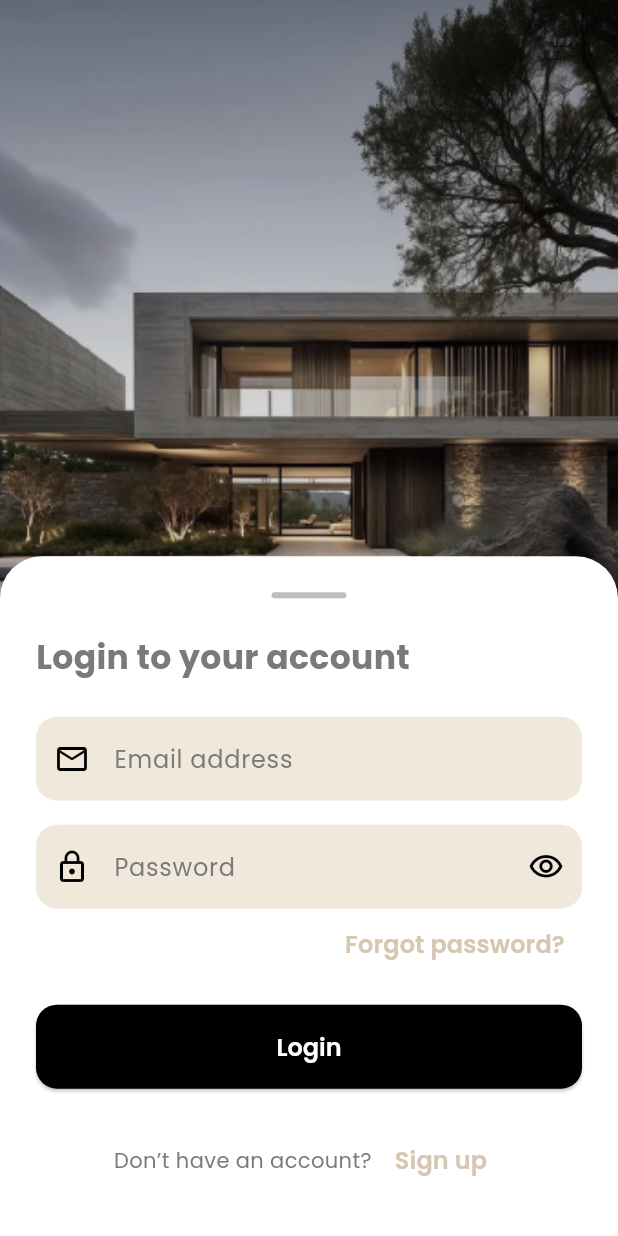
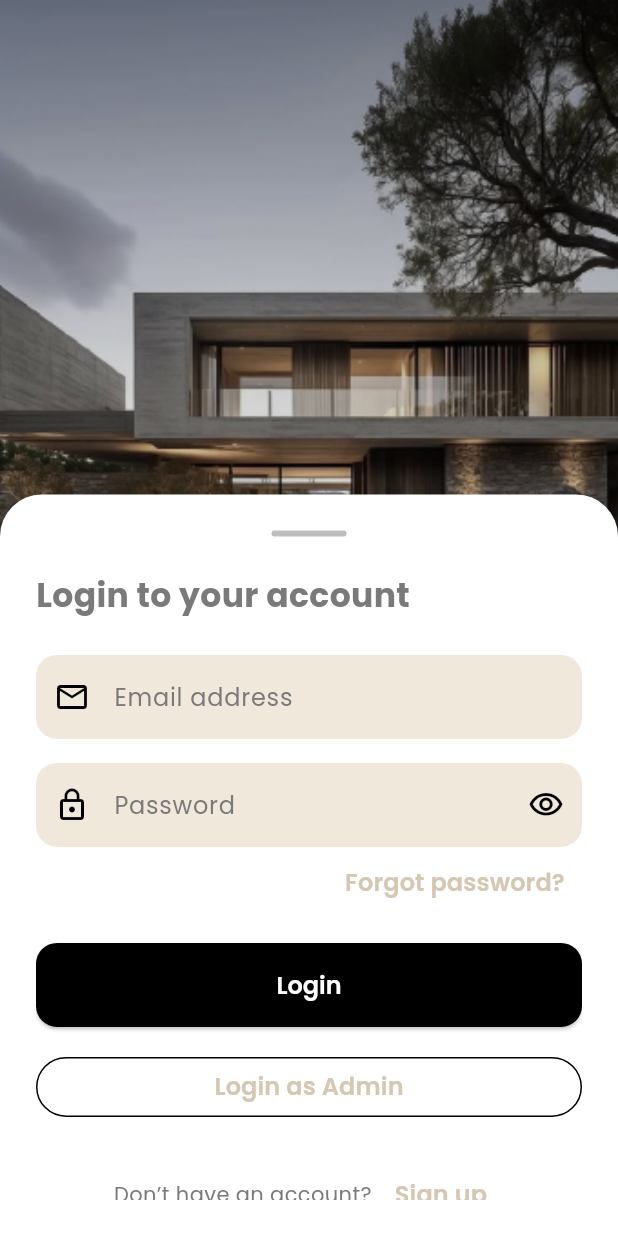
Before and after one commit to fajriyah12/Uap_mola, a Flutter app: the screen it shows after launch, on a phone screen of 412 x 824 dp. Run offline on Flutter 3.47's test engine with Material 3 defaults, Android fonts, the light colour scheme and no system bars; our stand-ins replace cloud_firestore, firebase_auth, firebase_core, google_fonts; accounts and stored records are empty.

Commit message:
resolve conflict

```diff
--- a/lib/main.dart
+++ b/lib/main.dart
@@ -1,23 +1,19 @@
 import 'package:flutter/material.dart';
 import 'package:firebase_core/firebase_core.dart';
 import 'package:provider/provider.dart';
+
 import 'config/firebase_config.dart';
 import 'config/app_theme.dart';
+
+// SERVICES
 import 'services/auth_service.dart';
-import 'package:luxora_app/services/booking_service.dart';
-import 'package:luxora_app/services/review_service.dart';
-import 'package:luxora_app/services/wishlist_service.dart';
-import 'package:luxora_app/services/property_service.dart';
-import 'package:luxora_app/screens/login_screen.dart';
-import 'package:luxora_app/screens/signup_screen.dart';
-import 'package:luxora_app/screens/home_screen.dart';
-import 'package:luxora_app/screens/booking_screen.dart';
-import 'package:luxora_app/screens/profile_screen.dart';
-import 'package:luxora_app/screens/property_detail_screen.dart';
-import 'package:luxora_app/screens/search_screen.dart';
-import 'package:luxora_app/screens/wishlist_screen.dart';
-import 'package:luxora_app/auth/auth_wrapper.dart';
-import 'package:luxora_app/screens/splash_screen.dart';
+import 'services/booking_service.dart';
+import 'services/review_service.dart';
+import 'services/wishlist_service.dart';
+import 'services/property_service.dart';
+
+// SCREENS
+import 'screens/splash_screen.dart';
 
 void main() async {
   WidgetsFlutterBinding.ensureInitialized();
@@ -35,12 +31,16 @@ class LuxoraApp extends StatelessWidget {
     return MultiProvider(
       providers: [
         ChangeNotifierProvider(create: (_) => AuthService()),
+        Provider(create: (_) => PropertyService()),
+        Provider(create: (_) => WishlistService()),
+        Provider(create: (_) => BookingService()),
+        Provider(create: (_) => ReviewService()),
       ],
       child: MaterialApp(
         title: 'Luxora',
         debugShowCheckedModeBanner: false,
         theme: AppTheme.lightTheme,
-        home: const SplashScreen(), // ⬅️ START DARI SPLASH
+        home: const SplashScreen(),
       ),
     );
   }
--- a/lib/screens/login_screen.dart
+++ b/lib/screens/login_screen.dart
@@ -1,9 +1,9 @@
 import 'package:flutter/material.dart';
 import 'package:provider/provider.dart';
 import 'package:luxora_app/services/auth_service.dart';
-import 'package:luxora_app/config/app_theme.dart';
 import 'package:luxora_app/screens/signup_screen.dart';
 import 'package:luxora_app/screens/home_screen.dart';
+import 'package:luxora_app/screens/login_admin_screen.dart';
 
 class LoginScreen extends StatefulWidget {
   const LoginScreen({super.key});
@@ -19,6 +19,13 @@ class _LoginScreenState extends State<LoginScreen> {
 
   bool _isLoading = false;
   bool _obscurePassword = true;
+
+  @override
+  void dispose() {
+    _emailController.dispose();
+    _passwordController.dispose();
+    super.dispose();
+  }
 
   Future<void> _login() async {
     if (!_formKey.currentState!.validate()) return;
@@ -52,7 +59,7 @@ class _LoginScreenState extends State<LoginScreen> {
     return Scaffold(
       body: Stack(
         children: [
-          // ===== HEADER IMAGE =====
+          // HEADER IMAGE
           SizedBox(
             height: MediaQuery.of(context).size.height * 0.55,
             width: double.infinity,
@@ -62,7 +69,7 @@ class _LoginScreenState extends State<LoginScreen> {
             ),
           ),
 
-          // ===== OVERLAY =====
+          // OVERLAY
           Container(
             height: MediaQuery.of(context).size.height * 0.55,
             decoration: BoxDecoration(
@@ -77,11 +84,11 @@ class _LoginScreenState extends State<LoginScreen> {
             ),
           ),
 
-          // ===== FORM CARD =====
+          // FORM CARD
           DraggableScrollableSheet(
-            initialChildSize: 0.55,
-            minChildSize: 0.55,
-            maxChildSize: 0.75,
+            initialChildSize: 0.6,
+            minChildSize: 0.6,
+            maxChildSize: 0.8,
             builder: (context, scrollController) {
               return Container(
                 padding: const EdgeInsets.all(24),
@@ -174,6 +181,24 @@ class _LoginScreenState extends State<LoginScreen> {
                           ),
                         ),
 
+                        const SizedBox(height: 16),
+
+                        // LOGIN ADMIN
+                        SizedBox(
+                          width: double.infinity,
+                          child: OutlinedButton(
+                            onPressed: () {
+                              Navigator.push(
+                                context,
+                                MaterialPageRoute(
+                                  builder: (_) => const AdminLoginScreen(),
+                                ),
+                              );
+                            },
+                            child: const Text('Login as Admin'),
+                          ),
+                        ),
+
                         const SizedBox(height: 24),
 
                         Row(
@@ -185,7 +210,8 @@ class _LoginScreenState extends State<LoginScreen> {
                                 Navigator.push(
                                   context,
                                   MaterialPageRoute(
-                                      builder: (_) => const SignUpScreen()),
+                                    builder: (_) => const SignUpScreen(),
+                                  ),
                                 );
                               },
                               child: const Text('Sign up'),
```
Also changed, not shown: lib/services/auth_service.dart (+55 -24 lines).
